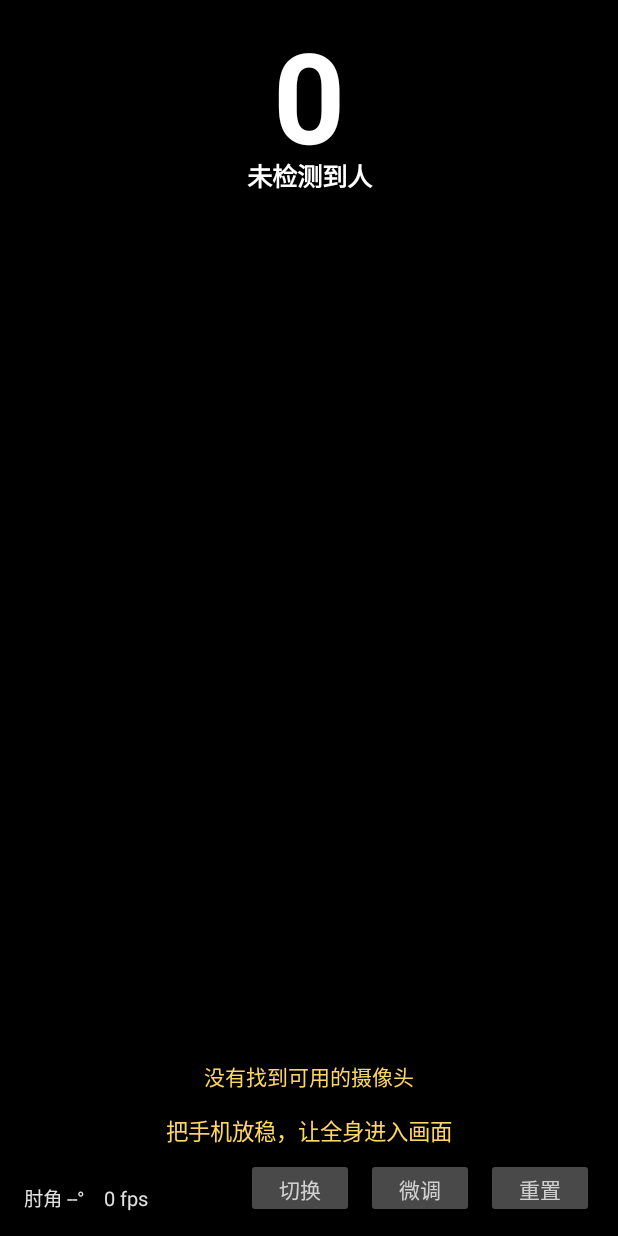
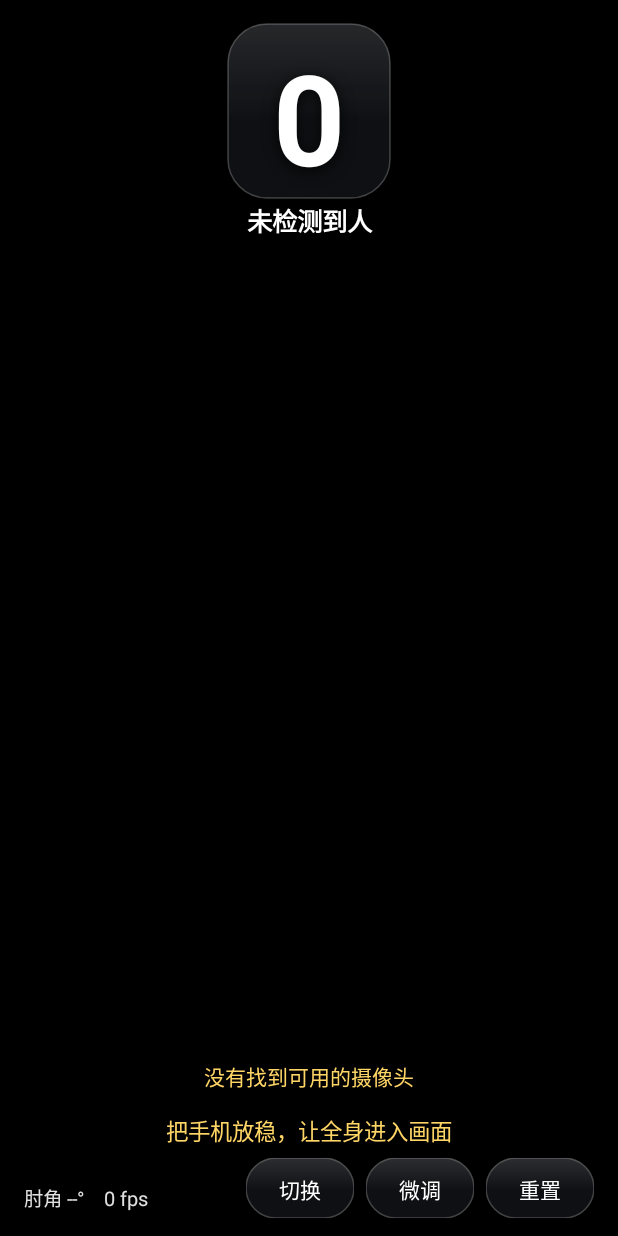
Before and after one commit to Doctor-shengru/Hardhold, an Android app: the screen it shows after launch (MainActivity), on a phone screen of 412 x 824 dp. Run offline under Robolectric (Android 15) with nearby library versions, the phone set to English and light mode, and no system bars; libraries missing offline, so code that uses them is left out: com.google.mediapipe.framework, com.google.mediapipe.tasks; 3 statements that could not run were skipped.

Commit message:
feat(ui): 控件玻璃化（计数胶囊 / 微调面板 / 底部按钮）
- 新增 GlassDrawable：半透明深色底 + 顶部柔光渐变 + 1px 受光边，不依赖任何库
- 计数 HUD 增加玻璃胶囊底板，数字与状态文字位置随之调整
- 微调面板与三个按钮统一换成玻璃背景，文字改白色
- 不在相机预览上做实时模糊（避免抢 GPU 拖慢姿态推理），后续可按需加 API31+ RenderEffect

```diff
--- /dev/null
+++ b/app/src/main/java/com/pushup/counter/GlassDrawable.java
@@ -0,0 +1,99 @@
+package com.pushup.counter;
+
+import android.graphics.Canvas;
+import android.graphics.Color;
+import android.graphics.LinearGradient;
+import android.graphics.Paint;
+import android.graphics.RectF;
+import android.graphics.Shader;
+import android.graphics.drawable.Drawable;
+
+/**
+ * 轻玻璃背景：半透明深色底 + 顶部柔光 + 1px 受光边。
+ * 画在相机预览上时读作「深色磨砂玻璃」，不依赖 RenderEffect，老机型也不掉帧。
+ */
+public final class GlassDrawable extends Drawable {
+
+    private final Paint fill = new Paint(Paint.ANTI_ALIAS_FLAG);
+    private final Paint highlight = new Paint(Paint.ANTI_ALIAS_FLAG);
+    private final Paint border = new Paint(Paint.ANTI_ALIAS_FLAG);
+    private final RectF rect = new RectF();
+    private final float density;
+    private float radius;
+    private boolean shaderBuilt;
+    private int lastHeight = -1;
+
+    public GlassDrawable(float density, float radiusDp) {
+        this.density = density;
+        this.radius = radiusDp * density;
+    }
+
+    public void setRadiusDp(float radiusDp) {
+        this.radius = radiusDp * density;
+        invalidateSelf();
+    }
+
+    @Override
+    protected void onBoundsChange(android.graphics.Rect bounds) {
+        super.onBoundsChange(bounds);
+        shaderBuilt = false;
+    }
+
+    @Override
+    public void draw(Canvas canvas) {
+        android.graphics.Rect b = getBounds();
+        if (b.width() <= 0 || b.height() <= 0) return;
+        float r = Math.min(radius, Math.min(b.width(), b.height()) / 2f);
+        rect.set(b);
+
+        // 底：深色半透明，透出后面的相机画面
+        fill.setColor(0xC8121519);
+        canvas.drawRoundRect(rect, r, r, fill);
+
+        // 顶部柔光（模拟玻璃受光）
+        if (!shaderBuilt || lastHeight != b.height()) {
+            highlight.setShader(new LinearGradient(
+                    0, b.top, 0, b.top + b.height() * 0.55f,
+                    0x1FFFFFFF, 0x00FFFFFF, Shader.TileMode.CLAMP));
+            shaderBuilt = true;
+            lastHeight = b.height();
+        }
+        canvas.drawRoundRect(rect, r, r, highlight);
+
+        // 1px 受光边
+        border.setStyle(Paint.Style.STROKE);
+        border.setStrokeWidth(Math.max(1f, density));
+        border.setColor(0x3DFFFFFF);
+        canvas.drawRoundRect(rect, r, r, border);
+        border.setStyle(Paint.Style.FILL);
+    }
+
+    @Override
+    public void setAlpha(int alpha) {}
+
+    @Override
+    public void setColorFilter(android.graphics.ColorFilter colorFilter) {}
+
+    @Override
+    public int getOpacity() {
+        return android.graphics.PixelFormat.TRANSLUCENT;
+    }
+
+    /** 供在自绘 View 里复用同一套玻璃外观 */
+    public static void paintGlass(Canvas canvas, RectF r, float corner, float density, Paint work) {
+        work.setStyle(Paint.Style.FILL);
+        work.setColor(0xC8121519);
+        canvas.drawRoundRect(r, corner, corner, work);
+
+        work.setShader(new LinearGradient(0, r.top, 0, r.top + r.height() * 0.55f,
+                0x1FFFFFFF, 0x00FFFFFF, Shader.TileMode.CLAMP));
+        canvas.drawRoundRect(r, corner, corner, work);
+        work.setShader(null);
+
+        work.setStyle(Paint.Style.STROKE);
+        work.setStrokeWidth(Math.max(1f, density));
+        work.setColor(0x3DFFFFFF);
+        canvas.drawRoundRect(r, corner, corner, work);
+        work.setStyle(Paint.Style.FILL);
+    }
+}
--- a/app/src/main/java/com/pushup/counter/MainActivity.java
+++ b/app/src/main/java/com/pushup/counter/MainActivity.java
@@ -118,7 +118,10 @@ public final class MainActivity extends Activity {
 
         switchButton = new Button(this);
         switchButton.setText("切换");
-        switchButton.setAlpha(0.82f);
+        switchButton.setAllCaps(false);
+        switchButton.setTextColor(0xFFFFFFFF);
+        switchButton.setTextSize(14);
+        switchButton.setBackground(new GlassDrawable(getResources().getDisplayMetrics().density, 20f));
         buttons.addView(switchButton, bnp);
         switchButton.setOnClickListener(new View.OnClickListener() {
             @Override public void onClick(View v) { switchCamera(); }
@@ -126,7 +129,10 @@ public final class MainActivity extends Activity {
 
         tuneButton = new Button(this);
         tuneButton.setText("微调");
-        tuneButton.setAlpha(0.82f);
+        tuneButton.setAllCaps(false);
+        tuneButton.setTextColor(0xFFFFFFFF);
+        tuneButton.setTextSize(14);
+        tuneButton.setBackground(new GlassDrawable(getResources().getDisplayMetrics().density, 20f));
         buttons.addView(tuneButton, bnp);
         tuneButton.setOnClickListener(new View.OnClickListener() {
             @Override public void onClick(View v) {
@@ -138,7 +144,10 @@ public final class MainActivity extends Activity {
 
         resetButton = new Button(this);
         resetButton.setText("重置");
-        resetButton.setAlpha(0.82f);
+        resetButton.setAllCaps(false);
+        resetButton.setTextColor(0xFFFFFFFF);
+        resetButton.setTextSize(14);
+        resetButton.setBackground(new GlassDrawable(getResources().getDisplayMetrics().density, 20f));
         buttons.addView(resetButton, bnp);
         resetButton.setOnClickListener(new View.OnClickListener() {
             @Override public void onClick(View v) {
--- a/app/src/main/java/com/pushup/counter/PreviewView.java
+++ b/app/src/main/java/com/pushup/counter/PreviewView.java
@@ -27,6 +27,8 @@ public final class PreviewView extends View {
     private final Paint textPaint = new Paint(Paint.ANTI_ALIAS_FLAG);
     private final Paint subPaint = new Paint(Paint.ANTI_ALIAS_FLAG);
     private final RectF dest = new RectF();
+    private final RectF pill = new RectF();
+    private final Paint glassPaint = new Paint(Paint.ANTI_ALIAS_FLAG);
 
     /** 骨架连线：肩肘腕、肩髋、髋膝踝 */
     private static final int[][] BONES = {
@@ -122,7 +124,14 @@ public final class PreviewView extends View {
 
     private void drawHud(Canvas canvas, float vw, float vh) {
         textPaint.setTextSize(sp(84));
-        canvas.drawText(String.valueOf(count), vw / 2f, dp(96), textPaint);
+        String countText = String.valueOf(count);
+        float tw = textPaint.measureText(countText);
+        float padH = dp(30), padV = dp(16);
+        pill.set(vw / 2f - tw / 2f - padH, dp(16),
+                vw / 2f + tw / 2f + padH, dp(16) + sp(84) + padV * 2);
+        GlassDrawable.paintGlass(canvas, pill, dp(26),
+                getResources().getDisplayMetrics().density, glassPaint);
+        canvas.drawText(countText, vw / 2f, pill.bottom - padV * 1.35f, textPaint);
 
         textPaint.setTextSize(sp(17));
         String label;
@@ -132,7 +141,7 @@ public final class PreviewView extends View {
             case MIDDLE: label = "动作中"; break;
             default: label = "未检测到人"; break;
         }
-        canvas.drawText(label, vw / 2f, dp(124), textPaint);
+        canvas.drawText(label, vw / 2f, pill.bottom + sp(22), textPaint);
 
         subPaint.setTextSize(sp(13));
         String detail = "肘角 " + (Float.isNaN(angle) ? "--" : String.valueOf(Math.round(angle))) + "°"
--- a/app/src/main/java/com/pushup/counter/TunePanel.java
+++ b/app/src/main/java/com/pushup/counter/TunePanel.java
@@ -2,7 +2,6 @@ package com.pushup.counter;
 
 import android.content.Context;
 import android.graphics.Color;
-import android.graphics.drawable.GradientDrawable;
 import android.view.Gravity;
 import android.view.View;
 import android.widget.Button;
@@ -42,11 +41,7 @@ public final class TunePanel extends LinearLayout {
         setOrientation(VERTICAL);
         setPadding(dp(16), dp(12), dp(16), dp(10));
 
-        GradientDrawable bg = new GradientDrawable();
-        bg.setColor(0xF0161D26);
-        bg.setCornerRadius(dp(14));
-        bg.setStroke(dp(1), 0x66FFFFFF);
-        setBackground(bg);
+        setBackground(new GlassDrawable(getResources().getDisplayMetrics().density, 16f));
         setElevation(dp(8));
 
         TextView title = new TextView(ctx);
```
